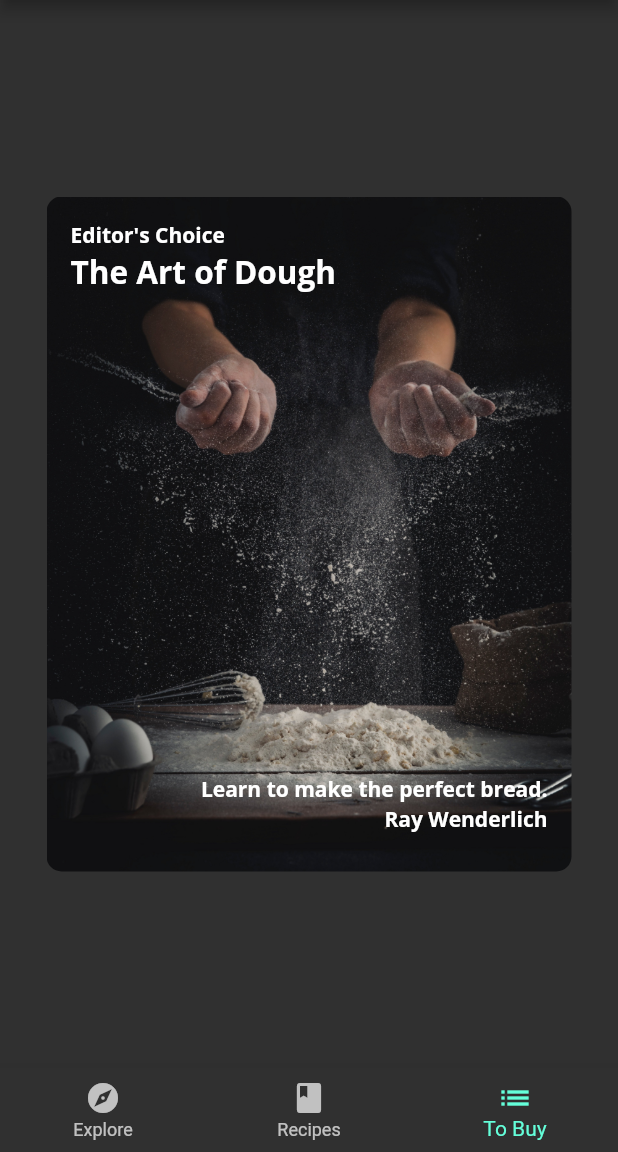
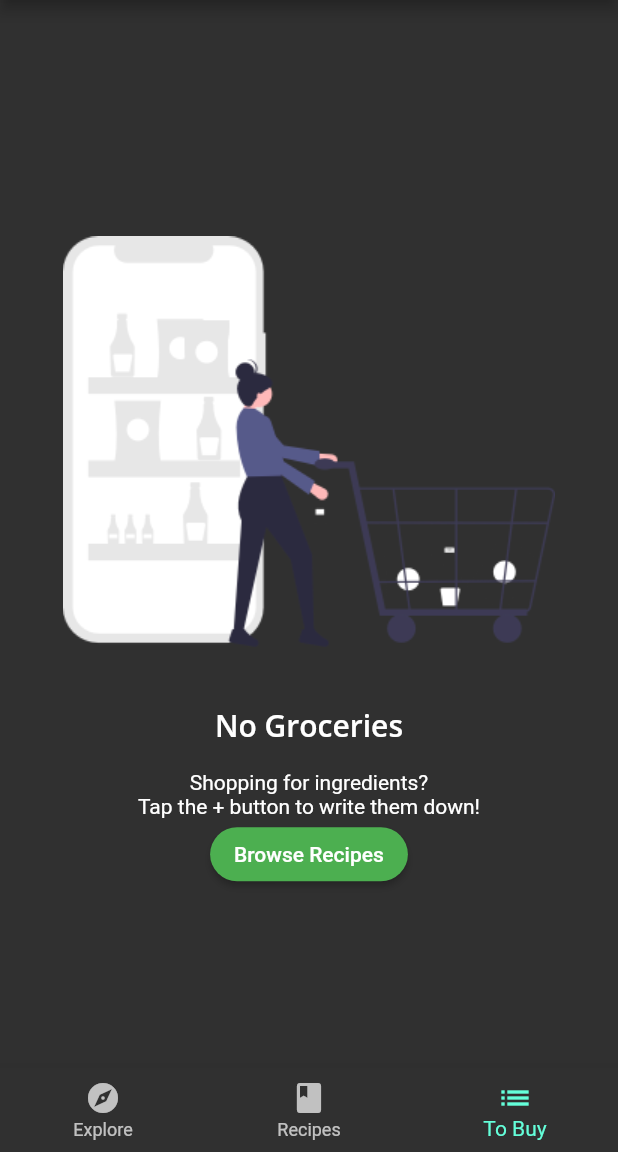
Before and after one commit to rifanstd/fooderlich, a Flutter app: the screen it shows after launch, item 3 of the bottom bar chosen, on a phone screen of 412 x 824 dp, the part 84-1236 px from its top. Run offline on Flutter 3.47's test engine with Material 2 defaults, Android fonts, the phone set to English and light mode, and no system bars; our stand-ins replace google_fonts.

Commit message:
Praktikum 6 : - Modifikasi home.dart - Modifikasi models.dart - Membuat grocery Screen dan empty grocery screen

```diff
--- a/lib/home.dart
+++ b/lib/home.dart
@@ -4,6 +4,7 @@ import 'models/explore_recipe.dart';
 import 'components/components.dart';
 import 'screens/explore_screen.dart';
 import 'screens/recipes_screen.dart';
+import 'screens/grocery_screen.dart';
 
 class Home extends StatefulWidget {
   const Home({Key? key}) : super(key: key);
@@ -16,37 +17,7 @@ class _HomeState extends State<Home> {
   static List<Widget> pages = <Widget>[
     ExploreScreen(),
     RecipesScreen(),
-    Card1(
-        recipe: ExploreRecipe(
-            authorName: 'Ray Wenderlich',
-            title: 'The Art of Dough',
-            subtitle: 'Editor\'s Choice',
-            message: 'Learn to make the perfect bread.',
-            backgroundImage: 'assets/magazine_pics/card_bread.jpg')),
-    Card2(
-        recipe: ExploreRecipe(
-            authorName: 'Mike Katz',
-            role: 'Smoothie Connoisseur',
-            profileImage: 'assets/profile_pics/person_katz.jpeg',
-            title: 'Recipe',
-            subtitle: 'Smoothies',
-            backgroundImage: 'assets/magazine_pics/mag2.png')),
-    Card3(
-        recipe: ExploreRecipe(
-            title: 'Vegan Trends',
-            tags: [
-              'Healthy',
-              'Vegan',
-              'Carrots',
-              'Greens',
-              'Wheat',
-              'Pescetarian',
-              'Mint',
-              'Lemongrass',
-              'Salad',
-              'Water'
-            ],
-            backgroundImage: 'assets/magazine_pics/mag3.png')),
+    const GroceryScreen(),
   ];
   void _onItemTapped(int index) {
     setState(() {
--- a/lib/models/models.dart
+++ b/lib/models/models.dart
@@ -2,3 +2,4 @@ export 'explore_recipe.dart';
 export 'post.dart';
 export 'simple_recipe.dart';
 export 'explore_data.dart';
+export 'grocery_item.dart';
--- /dev/null
+++ b/lib/screens/empty_grocery_screen.dart
@@ -0,0 +1,45 @@
+import 'package:flutter/material.dart';
+
+class EmptyGroceryScreen extends StatelessWidget {
+  const EmptyGroceryScreen({Key? key}) : super(key: key);
+
+  @override
+  Widget build(BuildContext context) {
+    return Padding(
+      padding: const EdgeInsets.all(30.0),
+      child: Center(
+        child: Column(
+          mainAxisAlignment: MainAxisAlignment.center,
+          children: [
+            AspectRatio(
+              aspectRatio: 1 / 1,
+              child: Image.asset('assets/fooderlich_assets/empty_list.png'),
+            ),
+            Text(
+              'No Groceries',
+              style: Theme.of(context).textTheme.headline6,
+            ),
+            const SizedBox(
+              height: 16.0,
+            ),
+            const Text(
+              'Shopping for ingredients?\n'
+              'Tap the + button to write them down!',
+              textAlign: TextAlign.center,
+            ),
+            MaterialButton(
+              textColor: Colors.white,
+              color: Colors.green,
+              child: const Text('Browse Recipes'),
+              shape: RoundedRectangleBorder(
+                  borderRadius: BorderRadius.circular(30.0)),
+              onPressed: () {
+                print('Rifan Ganteng');
+              },
+            )
+          ],
+        ),
+      ),
+    );
+  }
+}
--- /dev/null
+++ b/lib/screens/grocery_screen.dart
@@ -0,0 +1,11 @@
+import 'package:flutter/material.dart';
+import 'empty_grocery_screen.dart';
+
+class GroceryScreen extends StatelessWidget {
+  const GroceryScreen({Key? key}) : super(key: key);
+
+  @override
+  Widget build(BuildContext context) {
+    return const EmptyGroceryScreen();
+  }
+}
```
